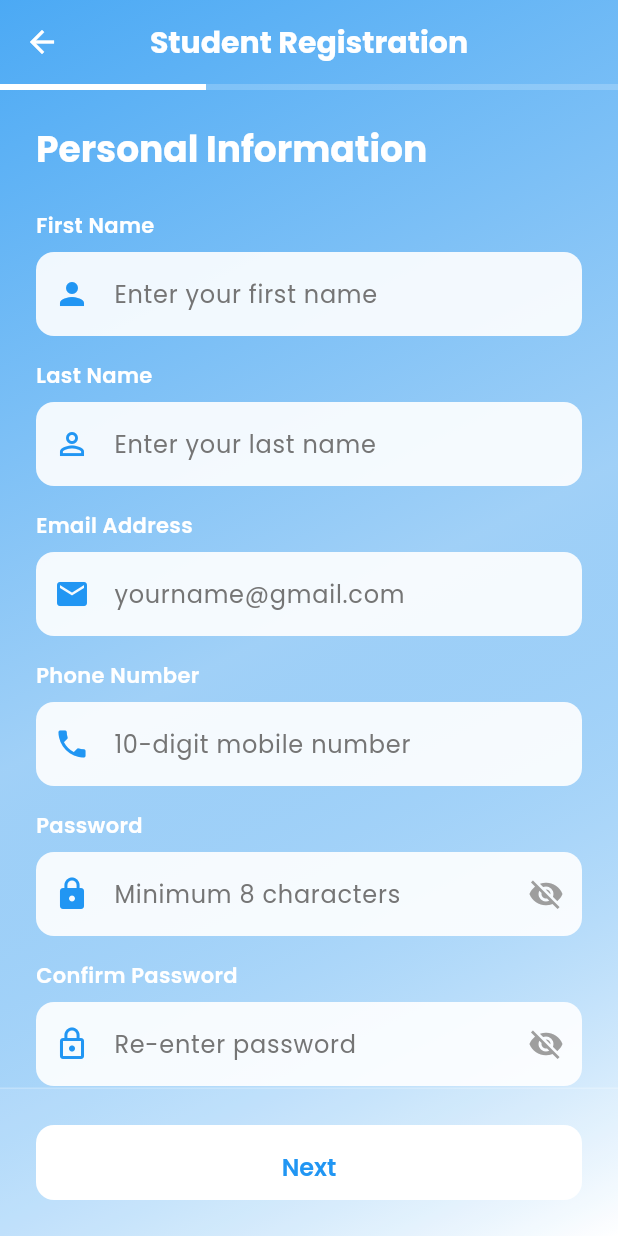
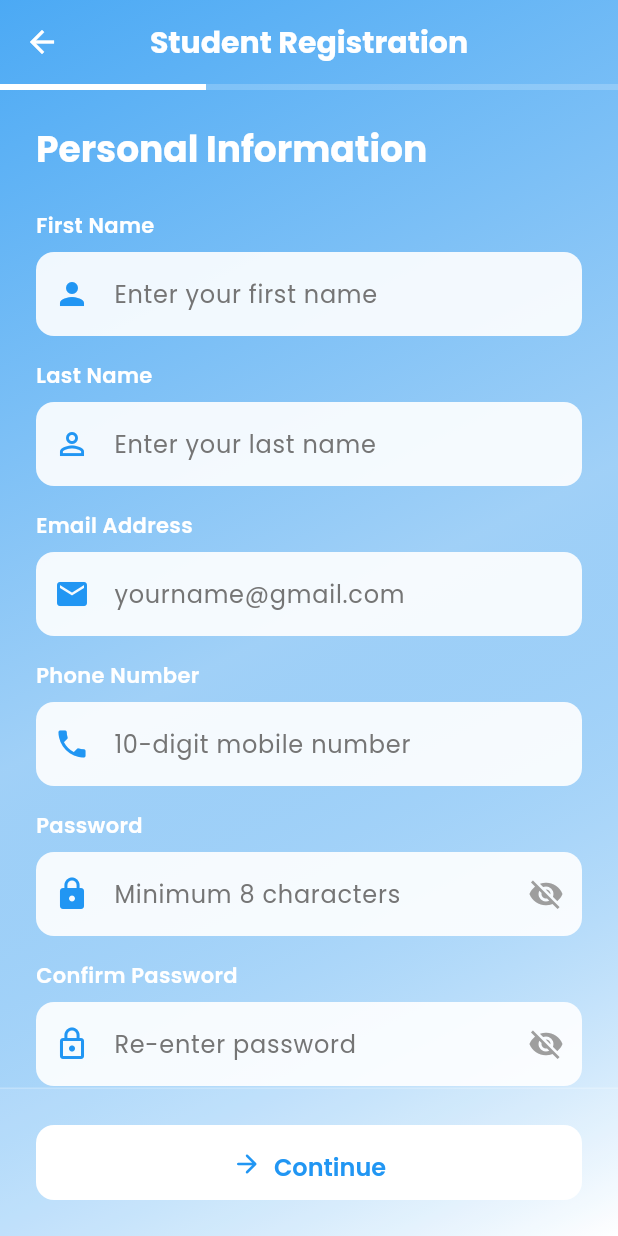
Before and after one commit to vkshdev/klubconnect, a Flutter app: the RegistrationScreen screen opened directly, on a phone screen of 412 x 824 dp. Run offline on Flutter 3.47's test engine with Material 3 defaults, Android fonts, the phone set to English and light mode, and no system bars; our stand-ins replace cloud_firestore, firebase_auth, firebase_core, firebase_messaging, firebase_storage, flutter_local_notifications and 4 more; accounts and stored records are empty; generated files the repository leaves out were written again; network calls fail.

Commit message:
Implemented dynamic button labels and icons based on user type and registration progress. Added helper getters to identify the final registration page and refined the student ID hint text.

```diff
--- a/lib/screens/auth/registration_screen.dart
+++ b/lib/screens/auth/registration_screen.dart
@@ -68,6 +68,12 @@ class _RegistrationScreenState extends State<RegistrationScreen> {
   }
 
   bool get isStudent => widget.userType == AppConstants.userTypeStudent;
+  bool get _isFinalPage => _currentPage == (isStudent ? 2 : 1);
+
+  String get _primaryButtonText {
+    if (!_isFinalPage) return 'Continue';
+    return isStudent ? 'Create Student Account' : 'Create Faculty Account';
+  }
 
   void _nextPage() {
     if (_formKey.currentState!.validate()) {
@@ -326,10 +332,11 @@ class _RegistrationScreenState extends State<RegistrationScreen> {
                       Expanded(
                         flex: _currentPage > 0 ? 1 : 2,
                         child: CustomButton(
-                          text: _currentPage == (isStudent ? 2 : 1) ? 'Register' : 'Next',
+                          text: _primaryButtonText,
                           onPressed: _nextPage,
                           isLoading: _isLoading,
                           height: 50,
+                          icon: _isFinalPage ? Icons.verified_user_outlined : Icons.arrow_forward_rounded,
                           backgroundColor: Colors.white,
                           textColor: Theme.of(context).primaryColor,
                         ),
@@ -499,7 +506,7 @@ class _RegistrationScreenState extends State<RegistrationScreen> {
             Padding(
               padding: const EdgeInsets.only(left: 4),
               child: Text(
-                '⚠️ Must match your student ID card exactly',
+                'Must match your student ID card exactly',
                 style: TextStyle(
                   fontSize: 12,
                   color: Colors.white.withOpacity(0.9),
```
